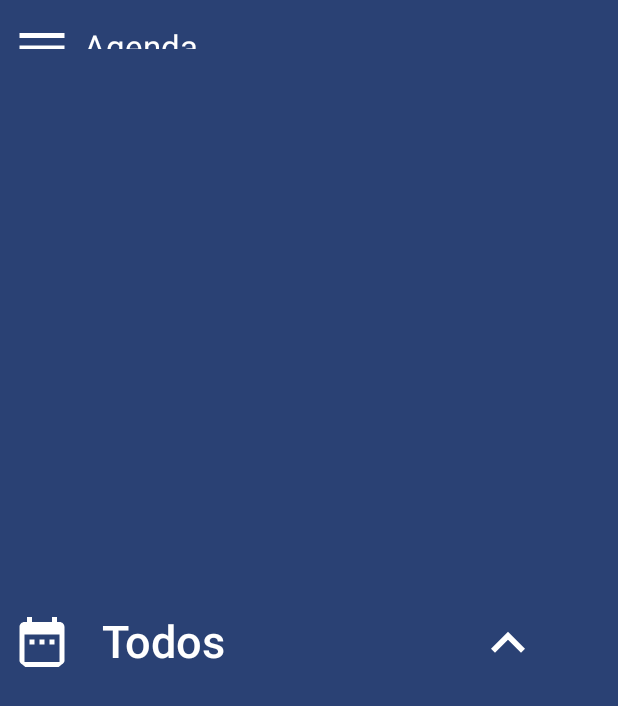
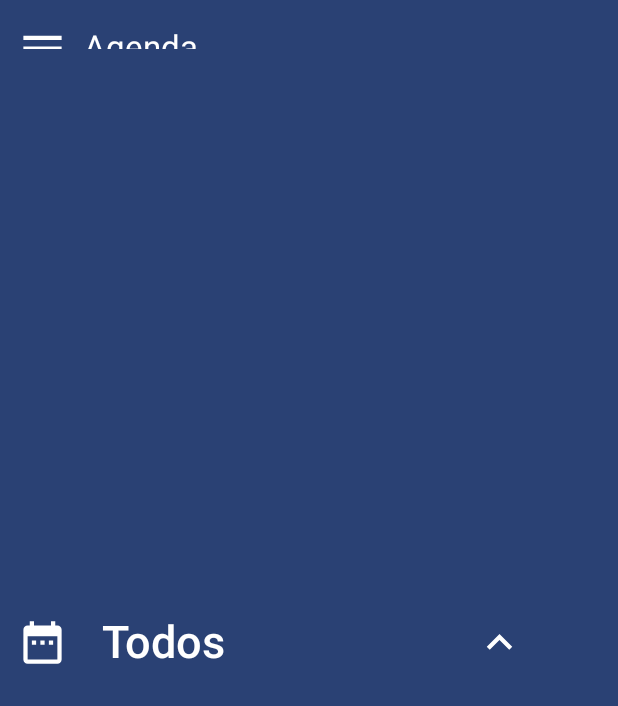
Before and after one commit to QuintinoLgg/ProyectoFinal, an Android app built with Jetpack Compose: the screen it shows after launch (MainActivity), on a phone screen of 412 x 824 dp. Shown: the top 706 px of the screen. Run offline under Robolectric (Android 15) with nearby library versions, the phone set to English and light mode, and no system bars; our stand-ins replace window size class.

Commit message:
(función agregada) Soporte a diferentes pantallas

```diff
--- a/ProyectFinal/app/build.gradle.kts
+++ b/ProyectFinal/app/build.gradle.kts
@@ -77,4 +77,5 @@ dependencies {
     debugImplementation("androidx.compose.ui:ui-test-manifest")
 
     implementation("androidx.lifecycle:lifecycle-viewmodel-compose:2.6.1")
+    implementation("androidx.compose.material3:material3-window-size-class:1.1.2")
 }
--- a/ProyectFinal/app/src/main/java/com/example/proyectfinal/screens/Home.kt
+++ b/ProyectFinal/app/src/main/java/com/example/proyectfinal/screens/Home.kt
@@ -65,6 +65,7 @@ import androidx.compose.ui.text.style.TextAlign
 import androidx.compose.ui.text.style.TextOverflow
 import androidx.lifecycle.viewmodel.compose.viewModel
 import com.example.proyectfinal.ui.theme.MainViewModel
+import com.example.proyectfinal.ui.theme.dimens
 
 
 //Funcion para ordenar el diseño, SOLAMENTE tiene esa funcionalidad
@@ -99,7 +100,7 @@ fun desing(navController: NavController){
                     IconButton(
                         onClick = { /*TODO*/ }
                     ) {
-                        Icon(imageVector = Icons.Filled.Menu, contentDescription = "Menú", modifier = Modifier.size(40.dp))
+                        Icon(imageVector = Icons.Filled.Menu, contentDescription = "Menú", modifier = Modifier.size(MaterialTheme.dimens.medium3))
                     }
                 },
                 title = {
@@ -127,11 +128,11 @@ fun desing(navController: NavController){
             }
             TopAppBar(
                 navigationIcon = {
-                    Spacer(modifier = Modifier.width(10.dp))
+                    Spacer(modifier = Modifier.width(MaterialTheme.dimens.small1))
                     IconButton(
                         onClick = { showMenuDate = !showMenuDate  }
                     ) {
-                        Icon(imageVector = Icons.Filled.DateRange, contentDescription = "Fecha", modifier = Modifier.size(40.dp))
+                        Icon(imageVector = Icons.Filled.DateRange, contentDescription = "Fecha", modifier = Modifier.size(MaterialTheme.dimens.medium3))
                     }
                 },
                 title = {
@@ -154,7 +155,7 @@ fun desing(navController: NavController){
                                 Icons.Filled.KeyboardArrowUp,
                                 contentDescription = "Fecha",
                                 modifier = Modifier
-                                    .size(45.dp)
+                                    .size(MaterialTheme.dimens.medium3)
                                     .align(Alignment.CenterVertically),
                                 tint = MaterialTheme.colorScheme.onPrimary
                             )
@@ -179,7 +180,7 @@ fun desing(navController: NavController){
                                     }) {
                                     Icon(imageVector = Icons.Filled.DateRange,
                                         contentDescription = "Fecha")
-                                    Spacer(modifier = Modifier.width(10.dp))
+                                    Spacer(modifier = Modifier.width(MaterialTheme.dimens.small1))
                                     Text(text = stringResource(id = R.string.hoy))
                                 }
                                 DropdownMenuItem(
@@ -190,7 +191,7 @@ fun desing(navController: NavController){
                                     }) {
                                     Icon(imageVector = Icons.Filled.DateRange,
                                         contentDescription = "Fecha")
-                                    Spacer(modifier = Modifier.width(10.dp))
+                                    Spacer(modifier = Modifier.width(MaterialTheme.dimens.small1))
                                     Text(text = stringResource(id = R.string.semana))
                                 }
                                 DropdownMenuItem(
@@ -201,7 +202,7 @@ fun desing(navController: NavController){
                                     }){
                                     Icon(imageVector = Icons.Filled.DateRange,
                                         contentDescription = "Fecha")
-                                    Spacer(modifier = Modifier.width(10.dp))
+                                    Spacer(modifier = Modifier.width(MaterialTheme.dimens.small1))
                                     Text(text = stringResource(id = R.string.mes))
                                 }
                                 DropdownMenuItem(
@@ -212,7 +213,7 @@ fun desing(navController: NavController){
                                     }){
                                     Icon(imageVector = Icons.Filled.DateRange,
                                         contentDescription = "Fecha")
-                                    Spacer(modifier = Modifier.width(10.dp))
+                                    Spacer(modifier = Modifier.width(MaterialTheme.dimens.small1))
                                     Text(text = stringResource(id = R.string.todos))
                                 }
                             }
@@ -257,13 +258,13 @@ fun desing(navController: NavController){
             modifier = Modifier
                 .fillMaxWidth(1f)
                 .fillMaxHeight(0.92f)
-                .padding(start = 20.dp, top = 80.dp, end = 20.dp, bottom = 0.dp)
+                .padding(start = MaterialTheme.dimens.small3, top = MaterialTheme.dimens.small1, end = MaterialTheme.dimens.small3, bottom = 0.dp)
         ){
             LazyColumn(
                 modifier = Modifier
                     .align(Alignment.Center)
                     .fillMaxWidth(0.9f)
-                    .padding(4.dp)
+                    .padding(MaterialTheme.dimens.small1)
             ){
                 // Botón de búsqueda
                 item {
@@ -274,32 +275,32 @@ fun desing(navController: NavController){
                         placeholder = { Text(text = stringResource(id = R.string.buscar)) },
                         leadingIcon = { Icon(imageVector = Icons.Filled.Search, contentDescription = "Buscar") }
                     )
-                    Spacer(modifier = Modifier.height(25.dp))
+                    Spacer(modifier = Modifier.height(MaterialTheme.dimens.medium1))
                 }
                 item {
                     // LISTADO DE DESTACADOS
                     Row {
                         Icon(imageVector = Icons.Filled.Star, contentDescription = "Destacados")
-                        Spacer(modifier = Modifier.width(10.dp))
+                        Spacer(modifier = Modifier.width(MaterialTheme.dimens.small1))
                         Text(text = stringResource(id = R.string.destacados), style = MaterialTheme.typography.bodyLarge)
                     }
-                    Spacer(modifier = Modifier.height(4.dp))
+                    Spacer(modifier = Modifier.height(MaterialTheme.dimens.small1))
                     Divider()
-                    Spacer(modifier = Modifier.height(8.dp))
+                    Spacer(modifier = Modifier.height(MaterialTheme.dimens.small1))
                     Tarjeta(titulo = "ARRIBA EL AMÉRICA", asunto = stringResource(id = R.string.tarea), fecha = "26/05/2013")
                     Tarjeta(titulo = "abajo las chivazzz", asunto = stringResource(id = R.string.nota), fecha = "03/10/2023")
-                    Spacer(modifier = Modifier.height(25.dp))
+                    Spacer(modifier = Modifier.height(MaterialTheme.dimens.small1))
                 }
                 item {
                     // LISTADO DE TARJETAS NORMALES
                     Row {
                         Icon(imageVector = Icons.Filled.Note, contentDescription = stringResource(id = R.string.notas_tareas))
-                        Spacer(modifier = Modifier.width(10.dp))
+                        Spacer(modifier = Modifier.width(MaterialTheme.dimens.small1))
                         Text(text = stringResource(id = R.string.notas_tareas), style = MaterialTheme.typography.bodyLarge)
                     }
-                    Spacer(modifier = Modifier.height(4.dp))
+                    Spacer(modifier = Modifier.height(MaterialTheme.dimens.small1))
                     Divider()
-                    Spacer(modifier = Modifier.height(8.dp))
+                    Spacer(modifier = Modifier.height(MaterialTheme.dimens.small1))
 
                   }
                 items(titulos.size) { index ->
@@ -312,7 +313,7 @@ fun desing(navController: NavController){
                 text = { Text(text = stringResource(id = R.string.agregar)) },
                 modifier = Modifier
                     .align(Alignment.BottomEnd)
-                    .padding(bottom = 20.dp, start = 20.dp)
+                    .padding(bottom = MaterialTheme.dimens.medium1, start = MaterialTheme.dimens.medium1)
             )
         }
     }
--- /dev/null
+++ b/ProyectFinal/app/src/main/java/com/example/proyectfinal/ui/theme/AppUtils.kt
@@ -0,0 +1,25 @@
+package com.example.proyectfinal.ui.theme
+
+import androidx.compose.runtime.Composable
+import androidx.compose.runtime.CompositionLocalProvider
+import androidx.compose.runtime.compositionLocalOf
+import androidx.compose.runtime.remember
+
+@Composable
+fun AppUtils (
+    appDimens: Dimens,
+    content: @Composable () -> Unit
+){
+    val appDimens = remember {
+        appDimens
+    }
+
+    CompositionLocalProvider(LocalAppDimes provides appDimens) {
+        content()
+    }
+}
+
+
+val LocalAppDimes = compositionLocalOf {
+    CompactDimens
+}
--- /dev/null
+++ b/ProyectFinal/app/src/main/java/com/example/proyectfinal/ui/theme/Dimens.kt
@@ -0,0 +1,67 @@
+package com.example.proyectfinal.ui.theme
+
+import androidx.compose.ui.unit.Dp
+import androidx.compose.ui.unit.dp
+
+data class Dimens(
+    val extraSmall: Dp = 0.dp,
+    val small1: Dp = 0.dp,
+    val small2: Dp = 0.dp,
+    val small3: Dp = 0.dp,
+    val medium1: Dp = 0.dp,
+    val medium2: Dp = 0.dp,
+    val medium3: Dp = 0.dp,
+    val large: Dp = 0.dp,
+    val buttonHeight: Dp = 40.dp
+)
+
+val CompactSmallDimens = Dimens(
+    small1 = 4.dp,
+    small2 = 6.dp,
+    small3 = 8.dp,
+    medium1 = 12.dp,
+    medium2 = 15.dp,
+    medium3 = 18.dp,
+    large = 21.dp,
+    buttonHeight = 30.dp
+)
+
+val CompactMediumDimens = Dimens(
+    small1 = 10.dp,
+    small2 = 12.dp,
+    small3 = 14.dp,
+    medium1 = 21.dp,
+    medium2 = 24.dp,
+    medium3 = 27.dp,
+    large = 65.dp
+)
+
+val CompactDimens = Dimens(
+    small1 = 14.dp,
+    small2 = 16.dp,
+    small3 = 18.dp,
+    medium1 = 24.dp,
+    medium2 = 28.dp,
+    medium3 = 34.dp,
+    large = 80.dp
+)
+
+val MediumDimens = Dimens(
+    small1 = 10.dp,
+    small2 = 15.dp,
+    small3 = 20.dp,
+    medium1 = 30.dp,
+    medium2 = 36.dp,
+    medium3 = 40.dp,
+    large = 110.dp
+)
+
+val ExpandedDimens = Dimens (
+    small1 = 15.dp,
+    small2 = 20.dp,
+    small3 = 25.dp,
+    medium1 = 35.dp,
+    medium2 = 30.dp,
+    medium3 = 45.dp,
+    large = 130.dp
+)
--- a/ProyectFinal/app/src/main/java/com/example/proyectfinal/ui/theme/Theme.kt
+++ b/ProyectFinal/app/src/main/java/com/example/proyectfinal/ui/theme/Theme.kt
@@ -1,6 +1,7 @@
 package com.example.proyectfinal.ui.theme
 
 import android.app.Activity
+import android.app.LocaleConfig
 import android.os.Build
 import androidx.compose.foundation.isSystemInDarkTheme
 import androidx.compose.material3.MaterialTheme
@@ -17,6 +18,11 @@ import androidx.core.view.WindowCompat
 import androidx.compose.foundation.isSystemInDarkTheme
 import androidx.compose.material3.lightColorScheme
 import androidx.compose.material3.darkColorScheme
+import androidx.compose.material3.windowsizeclass.ExperimentalMaterial3WindowSizeClassApi
+import androidx.compose.material3.windowsizeclass.WindowWidthSizeClass
+import androidx.compose.material3.windowsizeclass.calculateWindowSizeClass
+import androidx.compose.ui.platform.LocalConfiguration
+import com.example.proyectfinal.MainActivity
 
 private val LightColors = lightColorScheme(
     primary = md_theme_light_primary,
@@ -85,11 +91,13 @@ private val DarkColors = darkColorScheme(
 
 
 
+@OptIn(ExperimentalMaterial3WindowSizeClassApi::class)
 @Composable
 fun ProyectFinalTheme(
     darkTheme: Boolean = isSystemInDarkTheme(),
     // Dynamic color is available on Android 12+
     dynamicColor: Boolean = true,
+    activity: Activity = LocalContext.current as MainActivity,
     content: @Composable () -> Unit
 ) {
     val colorScheme = when {
@@ -110,9 +118,51 @@ fun ProyectFinalTheme(
         }
     }
 
-    MaterialTheme(
-        colorScheme = colorScheme,
-        typography = Typography,
-        content = content
-    )
+    val window = calculateWindowSizeClass(activity = activity)
+    val config = LocalConfiguration.current
+
+    var typography = CompactTypography
+    var appDimens = CompactDimens
+
+    when(window.widthSizeClass){
+        WindowWidthSizeClass.Compact -> {
+            if(config.screenWidthDp <= 360){
+                appDimens = CompactSmallDimens
+                typography = CompactSmallTypography
+            }
+            else if(config.screenWidthDp <= 599){
+                appDimens = CompactDimens
+                typography = CompactMediumTypography
+            }
+            else{
+                appDimens = CompactDimens
+                typography = CompactTypography
+            }
+        }
+
+        WindowWidthSizeClass.Medium ->  {
+            appDimens = CompactDimens
+            typography = MediumTypography
+        }
+        else -> {
+            appDimens = ExpandedDimens
+            typography = ExpandedTypography
+        }
+    }
+
+    AppUtils(
+        appDimens = appDimens
+    ) {
+        MaterialTheme(
+            colorScheme = colorScheme,
+            typography = Typography,
+            content = content
+        )
+    }
+
 }
+
+
+val MaterialTheme.dimens
+    @Composable
+    get() = LocalAppDimes.current
--- a/ProyectFinal/app/src/main/java/com/example/proyectfinal/ui/theme/Type.kt
+++ b/ProyectFinal/app/src/main/java/com/example/proyectfinal/ui/theme/Type.kt
@@ -37,3 +37,121 @@ val Typography = Typography(
         fontSize = 18.sp
     ),
 )
+
+
+val CompactTypography = Typography (
+    headlineLarge = TextStyle(
+        fontFamily = Roboto,
+        fontWeight = FontWeight.ExtraBold,
+        fontSize = 18.sp
+    ),
+    headlineMedium = TextStyle(
+        fontFamily = Roboto,
+        fontWeight = FontWeight.Bold,
+        fontSize = 16.sp
+    ),
+    titleMedium = TextStyle(
+        fontFamily = Roboto,
+        fontWeight = FontWeight.Medium,
+        fontSize = 10.sp
+    ),
+    labelMedium = TextStyle(
+        fontFamily = Roboto,
+        fontWeight = FontWeight.Normal,
+        fontSize = 9.sp
+    )
+)
+
+
+val CompactSmallTypography = Typography (
+    headlineLarge = TextStyle(
+        fontFamily = Roboto,
+        fontWeight = FontWeight.ExtraBold,
+        fontSize = 24.sp
+    ),
+    headlineMedium = TextStyle(
+        fontFamily = Roboto,
+        fontWeight = FontWeight.Bold,
+        fontSize = 18.sp
+    ),
+    titleMedium = TextStyle(
+        fontFamily = Roboto,
+        fontWeight = FontWeight.Medium,
+        fontSize = 12.sp
+    ),
+    labelMedium = TextStyle(
+        fontFamily = Roboto,
+        fontWeight = FontWeight.Normal,
+        fontSize = 11.sp
+    )
+)
+
+
+val CompactMediumTypography = Typography (
+    headlineLarge = TextStyle(
+        fontFamily = Roboto,
+        fontWeight = FontWeight.ExtraBold,
+        fontSize = 28.sp
+    ),
+    headlineMedium = TextStyle(
+        fontFamily = Roboto,
+        fontWeight = FontWeight.Bold,
+        fontSize = 22.sp
+    ),
+    titleMedium = TextStyle(
+        fontFamily = Roboto,
+        fontWeight = FontWeight.Medium,
+        fontSize = 14.sp
+    ),
+    labelMedium = TextStyle(
+        fontFamily = Roboto,
+        fontWeight = FontWeight.Normal,
+        fontSize = 14.sp
+    )
+)
+
+val MediumTypography = Typography (
+    headlineLarge = TextStyle(
+        fontFamily = Roboto,
+        fontWeight = FontWeight.ExtraBold,
+        fontSize = 38.sp
+    ),
+    headlineMedium = TextStyle(
+        fontFamily = Roboto,
+        fontWeight = FontWeight.Bold,
+        fontSize = 30.sp
+    ),
+    titleMedium = TextStyle(
+        fontFamily = Roboto,
+        fontWeight = FontWeight.Medium,
+        fontSize = 16.sp
+    ),
+    labelMedium = TextStyle(
+        fontFamily = Roboto,
+        fontWeight = FontWeight.Normal,
+        fontSize = 16.sp
+    )
+)
+
+val ExpandedTypography = Typography (
+    headlineLarge = TextStyle(
+        fontFamily = Roboto,
+        fontWeight = FontWeight.ExtraBold,
+        fontSize = 42.sp
+    ),
+    headlineMedium = TextStyle(
+        fontFamily = Roboto,
+        fontWeight = FontWeight.Bold,
+        fontSize = 34.sp
+    ),
+    titleMedium = TextStyle(
+        fontFamily = Roboto,
+        fontWeight = FontWeight.Medium,
+        fontSize = 18.sp
+    ),
+    labelMedium = TextStyle(
+        fontFamily = Roboto,
+        fontWeight = FontWeight.Normal,
+        fontSize = 18.sp
+    )
+)
```
